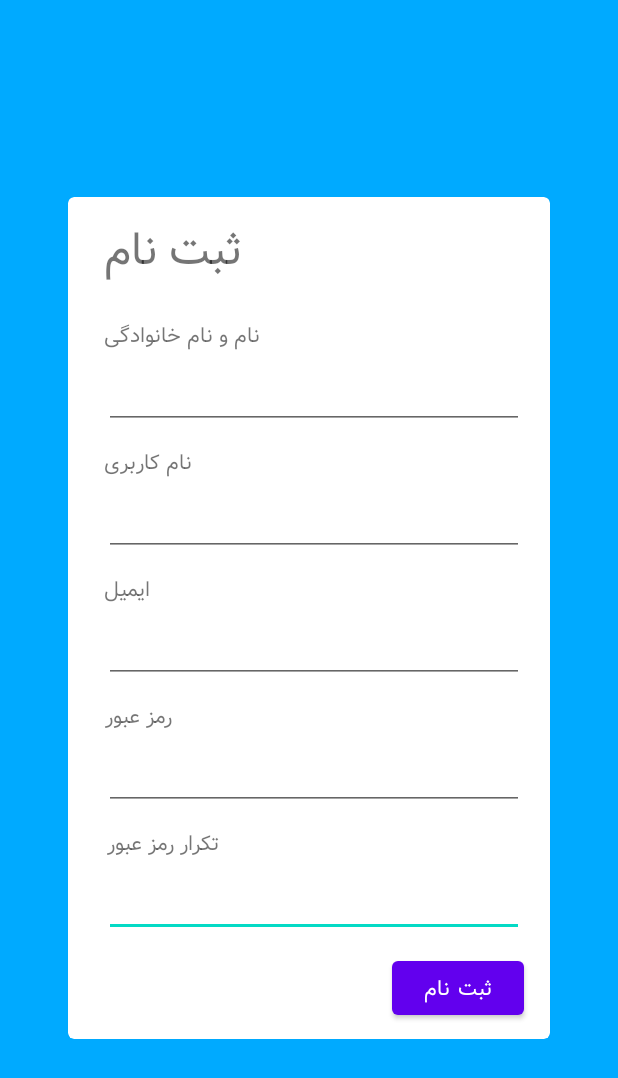
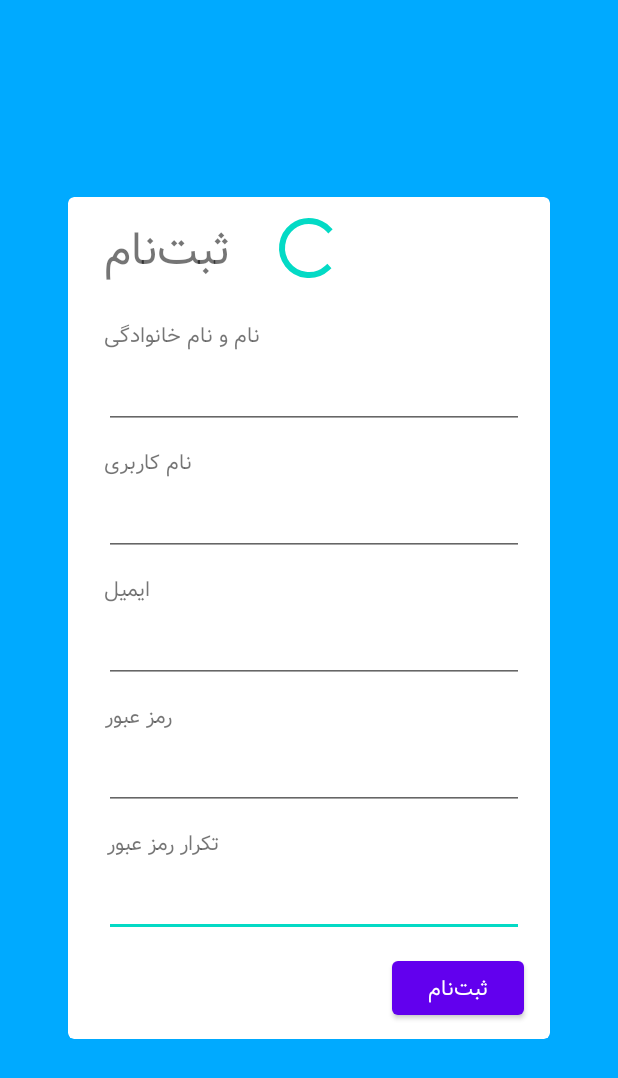
Before and after one commit to SmsS4/JaSoali, an Android app: the layout activity_register.xml on its own in the app's theme, with its tools: preview values and no code run, on a phone screen of 412 x 824 dp. Shown: the top 1078 px of the screen. Run offline under Robolectric (Android 15) with nearby library versions, the phone set to English and light mode, and no system bars.

Commit message:
Clean register

```diff
--- a/app/src/main/AndroidManifest.xml
+++ b/app/src/main/AndroidManifest.xml
@@ -9,6 +9,7 @@
         android:requestLegacyExternalStorage="true"
         android:roundIcon="@mipmap/ic_launcher_round"
         android:supportsRtl="true"
+        android:name=".application.App"
         android:theme="@style/Theme.JaSoali">
         <activity android:name=".ui.profile.ProfileActivity"></activity>
         <activity
--- a/app/src/main/java/com/example/jasoali/api/DBConnection.java
+++ b/app/src/main/java/com/example/jasoali/api/DBConnection.java
@@ -344,7 +344,9 @@ public class DBConnection {
     public User getLocalUser() {
         ParseUser user = null;
         try {
-            user = ParseUser.getCurrentUser().fetch();
+            user = ParseUser.getCurrentUser();
+            if (user != null)
+                user = user.fetch();
         } catch (ParseException e) {
             e.printStackTrace();
         }
--- a/app/src/main/res/layout/activity_register.xml
+++ b/app/src/main/res/layout/activity_register.xml
@@ -51,7 +51,7 @@
                 android:layout_marginStart="24dp"
                 android:layout_marginLeft="24dp"
                 android:layout_marginTop="10dp"
-                android:text="ثبت نام"
+                android:text="ثبت‌نام"
                 android:textSize="30sp"
                 app:layout_constraintStart_toStartOf="parent"
                 app:layout_constraintTop_toTopOf="parent" />
@@ -116,7 +116,7 @@
                 android:layout_height="wrap_content"
                 android:layout_marginTop="10dp"
                 android:layout_marginBottom="10dp"
-                android:text="ثبت نام"
+                android:text="ثبت‌نام"
                 app:layout_constraintBottom_toBottomOf="parent"
                 app:layout_constraintEnd_toEndOf="@+id/registerPassword2EditText"
                 app:layout_constraintTop_toBottomOf="@+id/registerPassword2EditText" />
@@ -139,6 +139,15 @@
                 app:layout_constraintStart_toStartOf="@+id/textView"
                 app:layout_constraintTop_toBottomOf="@+id/textView" />
 
+            <ProgressBar
+                android:id="@+id/registerProgressBar"
+                style="?android:attr/progressBarStyle"
+                android:layout_width="wrap_content"
+                android:layout_height="wrap_content"
+                app:layout_constraintEnd_toEndOf="parent"
+                app:layout_constraintStart_toStartOf="parent"
+                app:layout_constraintTop_toTopOf="@+id/registerHeader" />
+
         </androidx.constraintlayout.widget.ConstraintLayout>
     </com.google.android.material.card.MaterialCardView>
 
```
Also changed, not shown: app/src/main/java/com/example/jasoali/MainActivity.java (+6 -6 lines), app/src/main/java/com/example/jasoali/application/App.java (added, +20 -0 lines), app/src/main/java/com/example/jasoali/ui/sign_in_up/RegisterActivity.java (+73 -8 lines).
